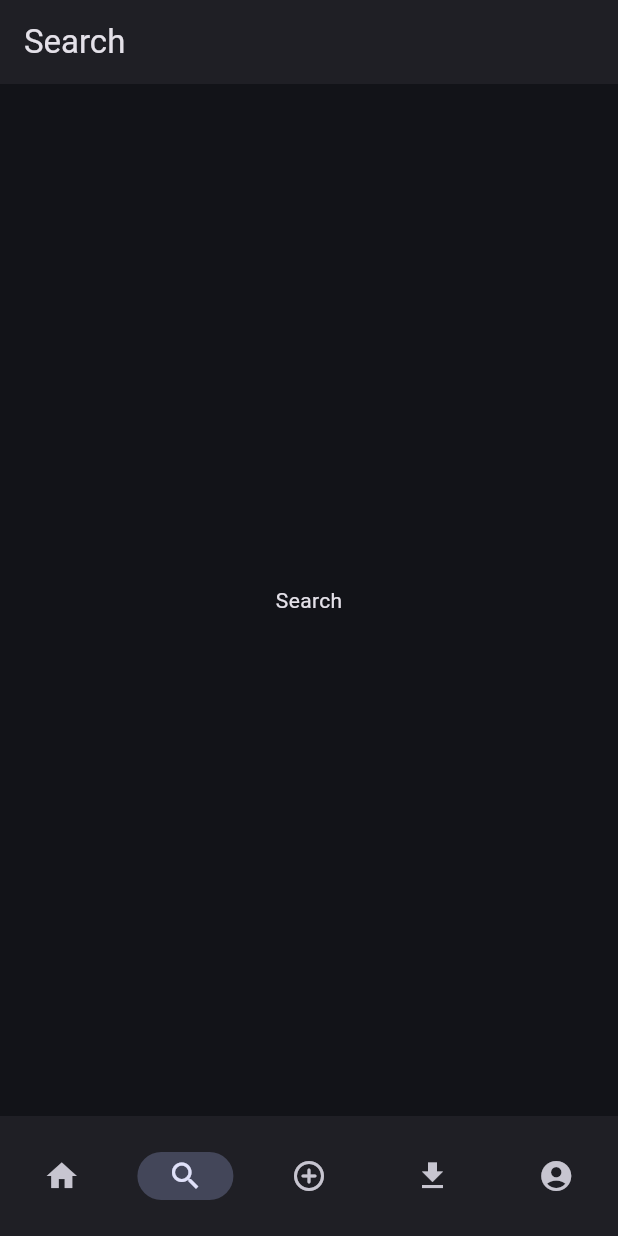
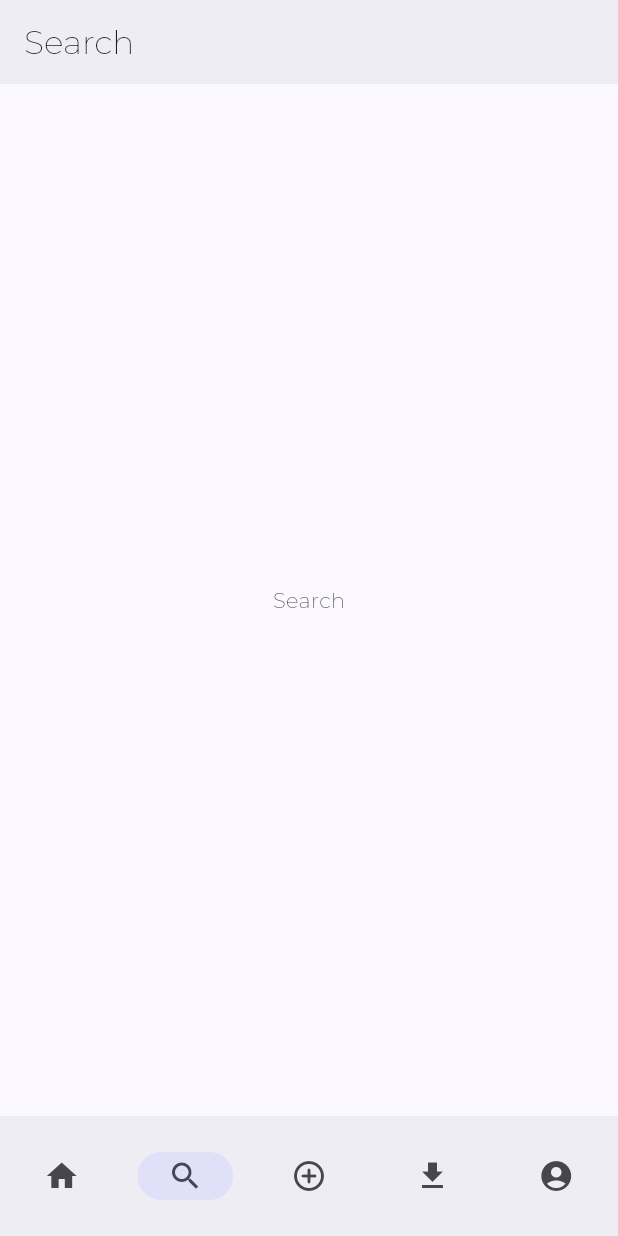
Before and after one commit to rescalon34/movies_mobile_app_flutter, a Flutter app: the screen it shows after launch, item 2 of the bottom bar chosen, on a phone screen of 412 x 824 dp. Run offline on Flutter 3.47's test engine with Material 3 defaults, Android fonts, the phone set to English and light mode, and no system bars; our stand-ins replace dio, equatable, flutter_bloc, get_it, retrofit; generated files the repository leaves out were written again; project files that could hold a hidden picture were left out.

Commit message:
💄 develop - apply custom fonts and centralize theme styling within another file.

```diff
--- /dev/null
+++ b/lib/core/theme/movies_app_theme.dart
@@ -0,0 +1,27 @@
+import 'package:flutter/material.dart';
+
+/// Main App theme, intended to apply any customizations for light/dark theme.
+class MoviesAppTheme {
+  static ThemeData get light {
+    return _getThemeData(Brightness.light);
+  }
+
+  static ThemeData get dark {
+    return _getThemeData(Brightness.dark);
+  }
+
+  static ThemeData _getThemeData(Brightness brightness) {
+    return ThemeData(
+      fontFamily: 'Montserrat',
+      colorScheme: ColorScheme.fromSeed(
+        seedColor: Colors.indigo,
+        brightness: brightness,
+      ),
+      useMaterial3: true,
+      textTheme: const TextTheme(
+        titleSmall: TextStyle(fontWeight: FontWeight.w600),
+        labelMedium: TextStyle(fontWeight: FontWeight.w400),
+      ),
+    );
+  }
+}
--- a/lib/main.dart
+++ b/lib/main.dart
@@ -1,5 +1,6 @@
 import 'package:flutter/material.dart';
 import 'package:movies_mobile_app_flutter/core/di/service_locator.dart';
+import 'package:movies_mobile_app_flutter/core/theme/movies_app_theme.dart';
 import 'package:movies_mobile_app_flutter/presentation/main/main_page_content.dart';
 
 void main() async {
@@ -16,13 +17,8 @@ class MyApp extends StatelessWidget {
     return MaterialApp(
         title: 'Home',
         debugShowCheckedModeBanner: false,
-        theme: ThemeData(
-          colorScheme: ColorScheme.fromSeed(
-            seedColor: Colors.indigo,
-            brightness: Brightness.dark,
-          ),
-          useMaterial3: true,
-        ),
+        theme: MoviesAppTheme.light,
+        darkTheme: MoviesAppTheme.dark,
         home: const MainPageContent());
   }
 }
```
Also changed, not shown: lib/presentation/components/movie_item.dart (+9 -8 lines), lib/presentation/pages/watchlist/watchlist_page.dart (+25 -13 lines), pubspec.yaml (+9 -0 lines), fonts/Montserrat-ExtraLight.ttf (added), fonts/Montserrat-Italic.ttf (added), fonts/Montserrat-Regular.ttf (added), fonts/Montserrat-SemiBold.ttf (added).
